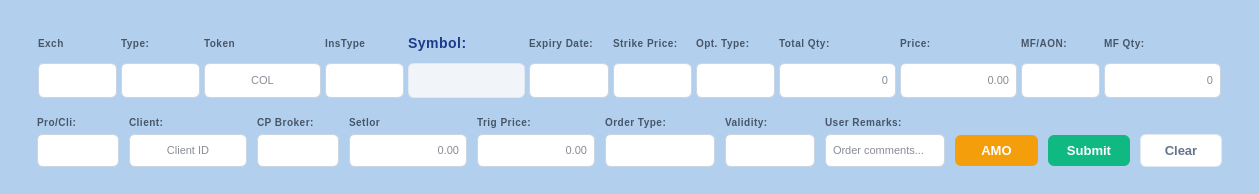
The window that resources/forms/BuyWindow.ui (yashnmehta/Autotrade) describes before a commit, drawn with Qt 5.
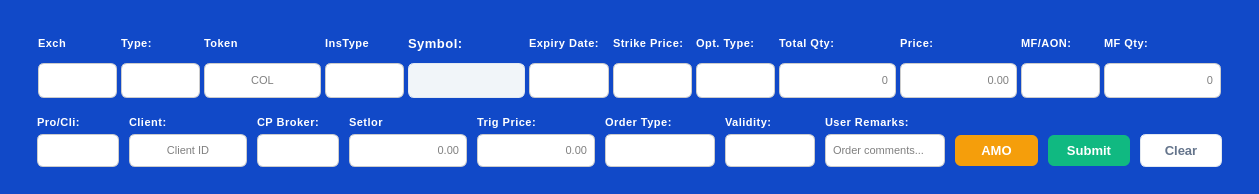
The same window after the commit.

Commit message: Buy and sell windopw UI

What changed in the file:
```diff
--- a/resources/forms/BuyWindow.ui
+++ b/resources/forms/BuyWindow.ui
@@ -33,19 +33,19 @@
   </property>
   <property name="styleSheet">
    <string notr="true">QWidget#BuyWindowForm {
-    background-color: #b2d0ed;
+    background-color: #1149c8;
 }
 
 /* Header/Indicative bar at top */
 QWidget#headerBar {
-    background-color: #3b82f6; /* Buy Blue */
+    background-color: #ffffffff; /* Buy Blue */
     border-top-left-radius: 4px;
     border-top-right-radius: 4px;
 }
 
-QLabel {
-    color: #475569;
-    font-size: 10px;
+QLabel {    
+    color: #ffffff;
+    font-size: 11px;
     font-weight: 700;
     text-transform: uppercase;
     letter-spacing: 0.5px;
@@ -53,15 +53,15 @@
 }
 
 QLabel#lblSymbol {
-    color: #1e3a8a;
-    font-size: 14px;
+    color: #ffffff;
+    font-size: 13px;
     font-weight: 700;
 }
 
 QLineEdit {
     background-color: #ffffff;
-    color: #0f172a;
-    border: 1px solid #cbd5e1;
+    color: #000000;
+    border: 1px solid #cccccc;
     border-radius: 6px;
     padding: 2px 5px;
     font-size: 11px;
@@ -85,8 +85,8 @@
 
 QComboBox {
     background-color: #ffffff;
-    color: #0f172a;
-    border: 1px solid #cbd5e1;
+    color: #000000;
+    border: 1px solid #cccccc;
     border-radius: 6px;
     padding: 2px 5px;
     font-size: 10px;
```
The commit also changes 2 other files.
